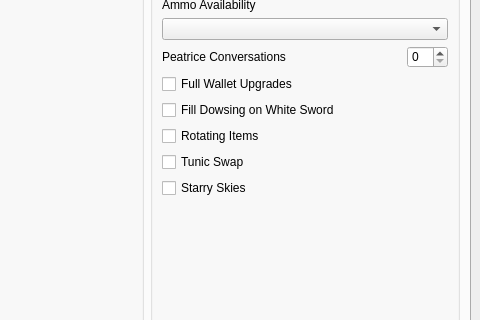
Old version of the form gui/ui/main.ui in the repository mint-choc-chip-skyblade/sshd-rando; both pictures show x 820 to 1300 and y 181 to 501 of the 1300 by 843 pixel window.
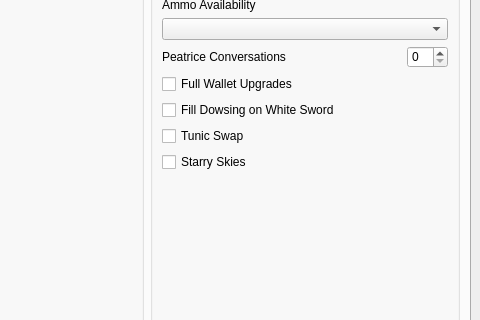
New version of the form. Custom widgets are drawn as their Qt base class.

Commit message: Remove option for rotating items (always on)

The edit to the form file:
```diff
--- a/gui/ui/main.ui
+++ b/gui/ui/main.ui
@@ -792,13 +792,6 @@
              </property>
             </widget>
            </item>
-           <item>
-            <widget class="RandoTriStateCheckBox" name="setting_rotating_items">
-             <property name="text">
-              <string>Rotating Items</string>
-             </property>
-            </widget>
-           </item>
            <item>
             <widget class="RandoTriStateCheckBox" name="setting_tunic_swap">
              <property name="text">
```
The commit also changes 7 other files.
